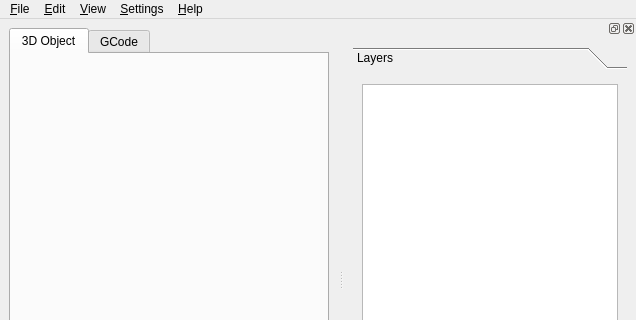
Qt form reticulatus/gui/reticulate_main.ui (armyofevilrobots/reticulatus) before a commit; both pictures show x 0 to 636 and y 0 to 320 of the 636 by 560 pixel window.
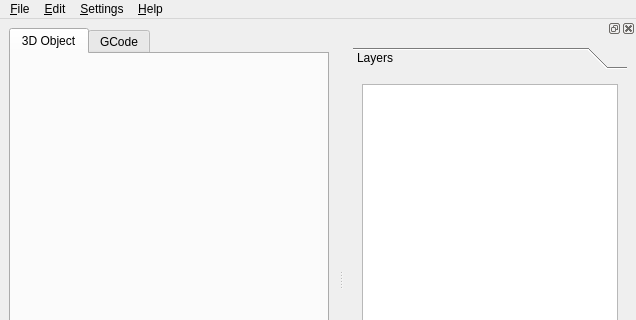
The same form after that commit. Icons and pictures are not drawn.

```diff
--- a/reticulatus/gui/reticulate_main.ui
+++ b/reticulatus/gui/reticulate_main.ui
@@ -111,15 +111,8 @@
     <addaction name="separator"/>
     <addaction name="action_About"/>
    </widget>
-   <widget class="QMenu" name="menu_View">
-    <property name="title">
-     <string>&amp;View</string>
-    </property>
-    <addaction name="action_toolbox"/>
-   </widget>
    <addaction name="menuFile"/>
    <addaction name="menuEdit"/>
-   <addaction name="menu_View"/>
    <addaction name="menu_Settings"/>
    <addaction name="menu_Help"/>
   </widget>
```
Left out of the diff: 13 changed lines with no effect on the pictures.
